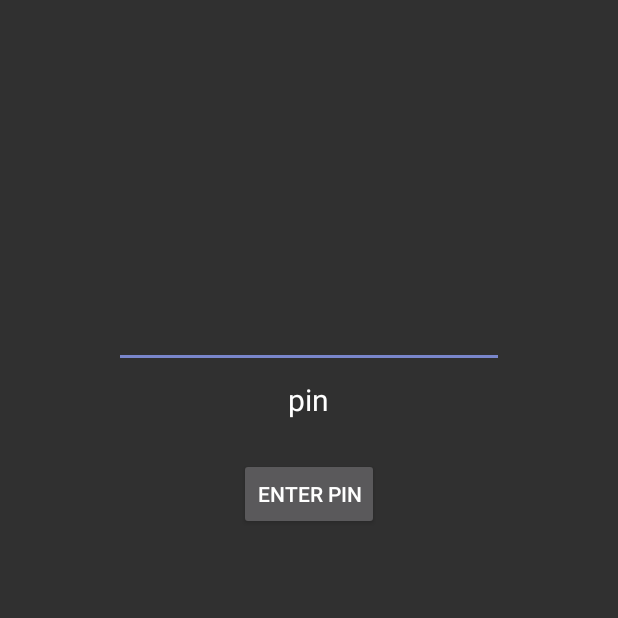
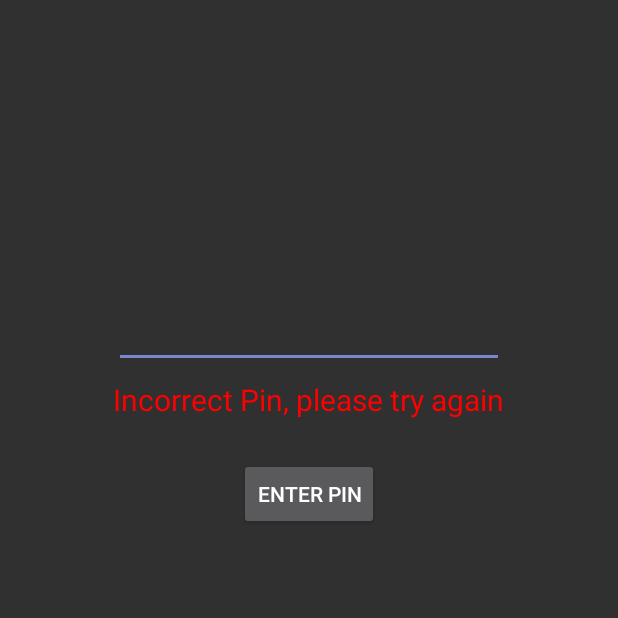
Before and after one commit to DiNear/BigBrother, an Android app: the EnterPinActivity screen opened directly, with no data from a screen before it, after a tap on "ENTER PIN", on a phone screen of 412 x 824 dp, the top half of it. Run offline under Robolectric (Android 15) with nearby library versions, the phone set to English and light mode, and no system bars; 1 statement that could not run was skipped.

Commit message:
Pings is working for the most part

```diff
--- a/MyApplication/app/src/main/java/bigbrother/bigbrotherapp/EnterPinActivity.java
+++ b/MyApplication/app/src/main/java/bigbrother/bigbrotherapp/EnterPinActivity.java
@@ -3,6 +3,8 @@ package bigbrother.bigbrotherapp;
 import android.app.AlertDialog;
 import android.content.Intent;
 import android.content.SharedPreferences;
+import android.graphics.Color;
+import android.os.Handler;
 import android.support.v7.app.ActionBarActivity;
 import android.os.Bundle;
 import android.view.Menu;
@@ -10,13 +12,17 @@ import android.view.MenuItem;
 import android.view.View;
 import android.widget.Button;
 import android.widget.EditText;
+import android.widget.TextView;
 
 
 public class EnterPinActivity extends ActionBarActivity {
 
     private Button enter_pin;
+    private TextView message;
     private EditText pin_check;
-    private int test;
+    private int savedPin;
+    private int activeTime;
+
     @Override
     protected void onCreate(Bundle savedInstanceState) {
         super.onCreate(savedInstanceState);
@@ -24,21 +30,43 @@ public class EnterPinActivity extends ActionBarActivity {
         setContentView(R.layout.activity_enter_pin);
 
         enter_pin = (Button) findViewById(R.id.submit_btn2);
+        message = (TextView) findViewById(R.id.enter_pin_msg);
         pin_check = (EditText) findViewById(R.id.pin_text_check);
 
         SharedPreferences prefs = getSharedPreferences("saved",MODE_PRIVATE);
-        test = prefs.getInt("pin",0000);
-        System.out.println(test);
+        savedPin = prefs.getInt("pin", 0000);
+        activeTime = prefs.getInt("frequency", 60);
+
+        new Handler().postDelayed(new Runnable() {
+            @Override
+            public void run() {
+                Intent intent = new Intent();
+                intent.putExtra("result", Pinger.STATUS_DANGER);
+                setResult(MapActivity.PIN_RESULT_ID, intent);
+                finish();
+            }
+        }, activeTime * 1000);
+
         enter_pin.setOnClickListener(new View.OnClickListener(){
 
             @Override
             public void onClick(View v) {
-                if (Integer.parseInt(pin_check.getText().toString()) == test){
-                    System.out.println("lol");
+                if (Integer.parseInt(pin_check.getText().toString()) == savedPin){
+                    Intent intent = new Intent();
+                    intent.putExtra("result", Pinger.STATUS_OK);
+                    setResult(MapActivity.PIN_RESULT_ID, intent);
+                    finish();
+                } else {
+                    message.setText("Incorrect Pin, please try again");
+                    message.setTextColor(Color.RED);
+                    pin_check.setText("");
                 }
             }
         });
 
+    }
+
+    public void closeActivityWithError() {
 
     }
 
--- a/MyApplication/app/src/main/res/layout/activity_enter_pin.xml
+++ b/MyApplication/app/src/main/res/layout/activity_enter_pin.xml
@@ -23,12 +23,14 @@
             android:layout_gravity="center_horizontal"
             android:paddingLeft="130dip"
             android:paddingRight="130dip"
+            android:password="true"
             />
 
         <TextView android:layout_width="wrap_content"
+            android:id="@+id/enter_pin_msg"
             android:layout_height="wrap_content"
             android:textColor="#FFFFFF"
-            android:text="pin"
+            android:text="Enter Pin"
             android:layout_marginTop="5dip"
             android:layout_marginBottom="5dip"
             android:layout_gravity="center_horizontal"
```
Also changed, not shown: MyApplication/app/src/main/java/bigbrother/bigbrotherapp/MainActivity.java (+15 -15 lines), MyApplication/app/src/main/java/bigbrother/bigbrotherapp/MapActivity.java (+28 -10 lines), MyApplication/app/src/main/java/bigbrother/bigbrotherapp/Pinger.java (+11 -2 lines).
